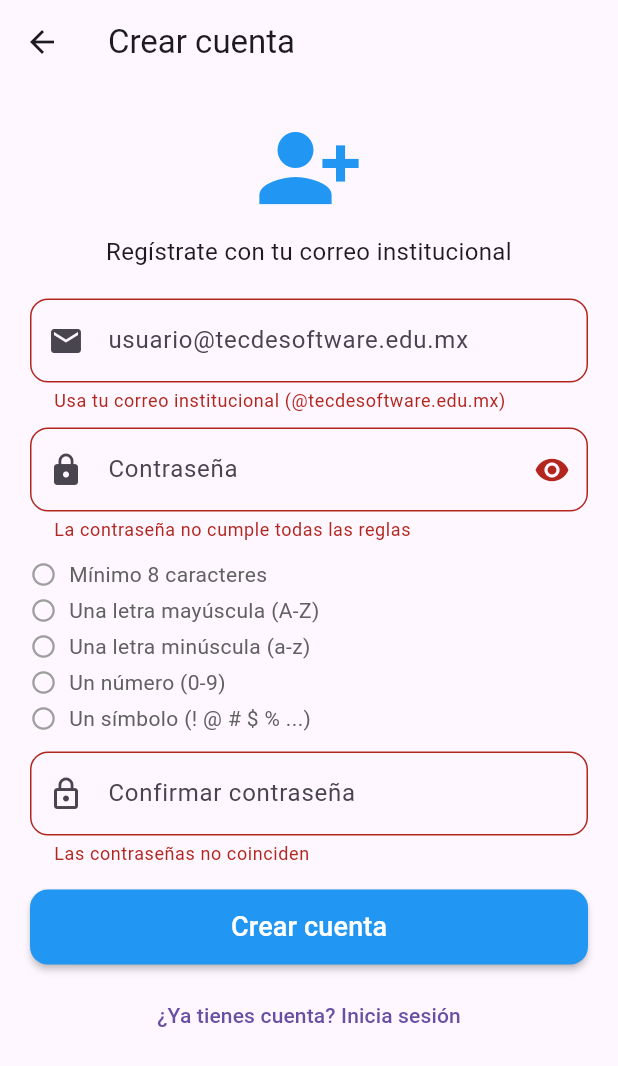
After one commit to Gael-mc/login_animation, a Flutter app: the SignUpScreen screen opened directly, after a tap on "Crear cuenta", on a phone screen of 412 x 824 dp. The commit adds this screen. Shown: the top 1066 px of the screen. Run offline on Flutter 3.47's test engine with Material 3 defaults, Android fonts, the phone set to English and light mode, and no system bars; our stand-ins replace firebase_auth, firebase_core, rive; accounts and stored records are empty; generated files the repository leaves out were written again.

Commit message:
feat(signup): add sign up screen with institutional email and password rules

```diff
--- a/lib/screens/login_screen.dart
+++ b/lib/screens/login_screen.dart
@@ -4,6 +4,7 @@ import 'dart:async';
 //5.1 Importar Firebase Auth y la pantalla de productos
 import 'package:firebase_auth/firebase_auth.dart';
 import 'products_screen.dart';
+import 'signup_screen.dart';
 
 class LoginScreen extends StatefulWidget {
   const LoginScreen({super.key});
@@ -302,9 +303,22 @@ class _LoginScreenState extends State<LoginScreen> {
                     children: [
                       const Text("Don't have an account?"),
                       TextButton(
-                        onPressed: () {},
+                        //B.0 Abrir el Registro con push (para poder regresar).
+                        //Si se creó la cuenta, regresa el correo y lo escribimos
+                        onPressed: () async {
+                          final newEmail = await Navigator.push<String>(
+                            context,
+                            MaterialPageRoute(
+                              builder: (_) => const SignUpScreen(),
+                            ),
+                          );
+                          if (newEmail != null) {
+                            emailCtrl.text = newEmail;
+                            passCtrl.clear();
+                          }
+                        },
                         child: const Text(
-                          "Register",
+                          "Sign up",
                           style: TextStyle(
                             color: Colors.blue,
                             fontWeight: FontWeight.bold,
--- /dev/null
+++ b/lib/screens/signup_screen.dart
@@ -0,0 +1,295 @@
+import 'package:firebase_auth/firebase_auth.dart';
+import 'package:flutter/material.dart';
+
+class SignUpScreen extends StatefulWidget {
+  const SignUpScreen({super.key});
+
+  @override
+  State<SignUpScreen> createState() => _SignUpScreenState();
+}
+
+class _SignUpScreenState extends State<SignUpScreen> {
+  //B.1 Dominio obligatorio: solo se registran correos institucionales
+  static const String _domain = '@tecdesoftware.edu.mx';
+
+  //B.2 Controladores de los campos
+  final emailCtrl = TextEditingController();
+  final passCtrl = TextEditingController();
+  final confirmCtrl = TextEditingController();
+
+  bool _isObscure = true;
+  bool _isLoading = false;
+
+  //B.3 En el Registro SÍ se muestran errores por campo (ayudan al usuario)
+  String? emailError;
+  String? passError;
+  String? confirmError;
+  //Error que regresa Firebase (correo ya usado, sin internet, etc.)
+  String? firebaseError;
+
+  //B.4 Correo con formato usuario@tecdesoftware.edu.mx
+  bool isInstitutionalEmail(String email) {
+    final re = RegExp(
+      r'^[^\s@]+@tecdesoftware\.edu\.mx$',
+      caseSensitive: false,
+    );
+    return re.hasMatch(email);
+  }
+
+  //B.5 Reglas de la contraseña: texto que se muestra -> ¿se cumple?
+  Map<String, bool> passwordRules(String pass) {
+    return {
+      'Mínimo 8 caracteres': pass.length >= 8,
+      'Una letra mayúscula (A-Z)': RegExp(r'[A-Z]').hasMatch(pass),
+      'Una letra minúscula (a-z)': RegExp(r'[a-z]').hasMatch(pass),
+      'Un número (0-9)': RegExp(r'[0-9]').hasMatch(pass),
+      'Un símbolo (! @ # \$ % ...)': RegExp(r'[^A-Za-z0-9\s]').hasMatch(pass),
+    };
+  }
+
+  //B.6 Traducir los códigos de FirebaseAuthException a mensajes claros
+  String firebaseMessage(String code) {
+    switch (code) {
+      case 'email-already-in-use':
+        return 'Ese correo ya tiene una cuenta. Inicia sesión.';
+      case 'invalid-email':
+        return 'El correo no es válido.';
+      case 'weak-password':
+        return 'Firebase considera que la contraseña es débil.';
+      case 'operation-not-allowed':
+        return 'El registro con correo no está habilitado en Firebase.';
+      case 'network-request-failed':
+        return 'Sin conexión con Firebase. Revisa tu internet.';
+      default:
+        return 'No se pudo crear la cuenta ($code).';
+    }
+  }
+
+  Future<void> _onSignUp() async {
+    //Evitar doble toque mientras se registra
+    if (_isLoading) return;
+
+    final email = emailCtrl.text.trim();
+    final pass = passCtrl.text;
+    final confirm = confirmCtrl.text;
+
+    //B.7 Validar los 3 campos antes de llamar a Firebase
+    final allRulesOk = passwordRules(pass).values.every((ok) => ok);
+    setState(() {
+      emailError = isInstitutionalEmail(email)
+          ? null
+          : 'Usa tu correo institucional ($_domain)';
+      passError = allRulesOk
+          ? null
+          : 'La contraseña no cumple todas las reglas';
+      confirmError = confirm.isNotEmpty && confirm == pass
+          ? null
+          : 'Las contraseñas no coinciden';
+      firebaseError = null;
+    });
+    if (emailError != null || passError != null || confirmError != null) {
+      return;
+    }
+
+    FocusScope.of(context).unfocus();
+    setState(() {
+      _isLoading = true;
+    });
+
+    try {
+      //B.8 Registro real en Firebase Authentication
+      await FirebaseAuth.instance.createUserWithEmailAndPassword(
+        email: email,
+        password: pass,
+      );
+      //Firebase inicia sesión solo al crear la cuenta; la cerramos
+      //para que el usuario entre desde el Login (con el osito)
+      await FirebaseAuth.instance.signOut();
+
+      //B.9 Avisar al usuario y regresar al Login con el correo ya escrito
+      if (!mounted) return;
+      ScaffoldMessenger.of(context).showSnackBar(
+        const SnackBar(
+          content: Text('¡Cuenta creada! Ahora inicia sesión.'),
+          backgroundColor: Colors.green,
+        ),
+      );
+      Navigator.pop(context, email);
+    } on FirebaseAuthException catch (e) {
+      if (!mounted) return;
+      setState(() {
+        _isLoading = false;
+        firebaseError = firebaseMessage(e.code);
+      });
+    } catch (e) {
+      if (!mounted) return;
+      setState(() {
+        _isLoading = false;
+        firebaseError = 'No se pudo crear la cuenta. Intenta de nuevo.';
+      });
+    }
+  }
+
+  //Estilo común de los campos (igual que en el Login)
+  InputDecoration _fieldDecoration({
+    required String hint,
+    required IconData icon,
+    String? error,
+    Widget? suffix,
+  }) {
+    return InputDecoration(
+      hintText: hint,
+      errorText: error,
+      errorMaxLines: 2,
+      prefixIcon: Icon(icon),
+      suffixIcon: suffix,
+      border: OutlineInputBorder(borderRadius: BorderRadius.circular(12)),
+    );
+  }
+
+  @override
+  Widget build(BuildContext context) {
+    final rules = passwordRules(passCtrl.text);
+
+    return Scaffold(
+      appBar: AppBar(title: const Text('Crear cuenta')),
+      body: SafeArea(
+        child: SingleChildScrollView(
+          padding: const EdgeInsets.all(20),
+          child: Column(
+            crossAxisAlignment: CrossAxisAlignment.stretch,
+            children: [
+              const Icon(Icons.person_add_alt_1, size: 72, color: Colors.blue),
+              const SizedBox(height: 8),
+              const Text(
+                'Regístrate con tu correo institucional',
+                textAlign: TextAlign.center,
+                style: TextStyle(fontSize: 16),
+              ),
+              const SizedBox(height: 20),
+
+              //Correo institucional
+              TextField(
+                controller: emailCtrl,
+                keyboardType: TextInputType.emailAddress,
+                decoration: _fieldDecoration(
+                  hint: 'usuario$_domain',
+                  icon: Icons.email,
+                  error: emailError,
+                ),
+              ),
+              const SizedBox(height: 10),
+
+              //Contraseña
+              TextField(
+                controller: passCtrl,
+                obscureText: _isObscure,
+                //Redibujar para que las reglas se marquen mientras escribe
+                onChanged: (_) => setState(() {}),
+                decoration: _fieldDecoration(
+                  hint: 'Contraseña',
+                  icon: Icons.lock,
+                  error: passError,
+                  suffix: IconButton(
+                    onPressed: () {
+                      setState(() {
+                        _isObscure = !_isObscure;
+                      });
+                    },
+                    icon: Icon(
+                      _isObscure ? Icons.visibility : Icons.visibility_off,
+                    ),
+                  ),
+                ),
+              ),
+              const SizedBox(height: 10),
+
+              //B.10 Reglas visibles: se ponen en verde conforme se cumplen
+              ...rules.entries.map(
+                (rule) => Padding(
+                  padding: const EdgeInsets.symmetric(vertical: 2),
+                  child: Row(
+                    children: [
+                      Icon(
+                        rule.value
+                            ? Icons.check_circle
+                            : Icons.radio_button_unchecked,
+                        size: 18,
+                        color: rule.value ? Colors.green : Colors.grey,
+                      ),
+                      const SizedBox(width: 8),
+                      Text(
+                        rule.key,
+                        style: TextStyle(
+                          color: rule.value
+                              ? Colors.green.shade700
+                              : Colors.grey.shade700,
+                        ),
+                      ),
+                    ],
+                  ),
+                ),
+              ),
+              const SizedBox(height: 10),
+
+              //Confirmar contraseña
+              TextField(
+                controller: confirmCtrl,
+                obscureText: _isObscure,
+                decoration: _fieldDecoration(
+                  hint: 'Confirmar contraseña',
+                  icon: Icons.lock_outline,
+                  error: confirmError,
+                ),
+              ),
+              const SizedBox(height: 16),
+
+              //Mensaje de Firebase si el registro falla
+              if (firebaseError != null) ...[
+                Text(
+                  firebaseError!,
+                  textAlign: TextAlign.center,
+                  style: const TextStyle(
+                    color: Colors.red,
+                    fontWeight: FontWeight.bold,
+                  ),
+                ),
+                const SizedBox(height: 10),
+              ],
+
+              MaterialButton(
+                onPressed: _onSignUp,
+                height: 50,
+                color: Colors.blue,
+                shape: RoundedRectangleBorder(
+                  borderRadius: BorderRadius.circular(12),
+                ),
+                child: _isLoading
+                    ? const CircularProgressIndicator(color: Colors.white)
+                    : const Text(
+                        'Crear cuenta',
+                        style: TextStyle(color: Colors.white, fontSize: 18),
+                      ),
+              ),
+              const SizedBox(height: 10),
+
+              //Regresar al Login sin registrarse
+              TextButton(
+                onPressed: () => Navigator.pop(context),
+                child: const Text('¿Ya tienes cuenta? Inicia sesión'),
+              ),
+            ],
+          ),
+        ),
+      ),
+    );
+  }
+
+  @override
+  void dispose() {
+    emailCtrl.dispose();
+    passCtrl.dispose();
+    confirmCtrl.dispose();
+    super.dispose();
+  }
+}
```
